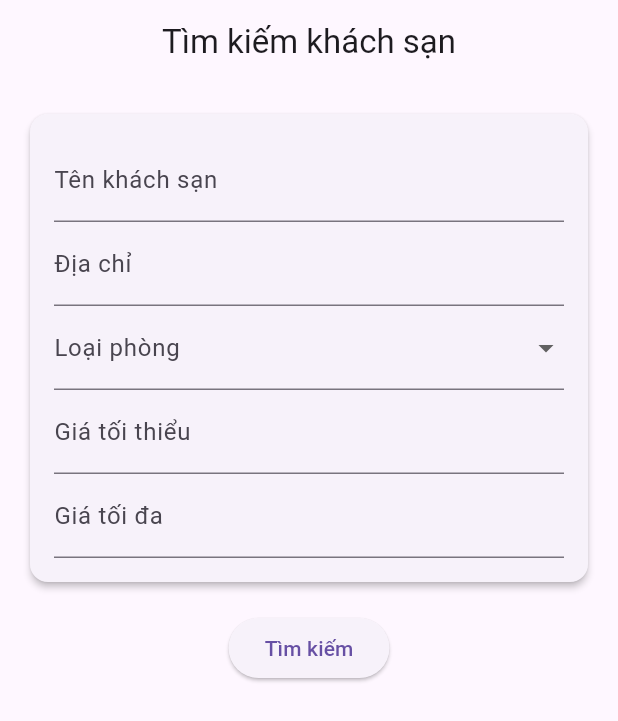
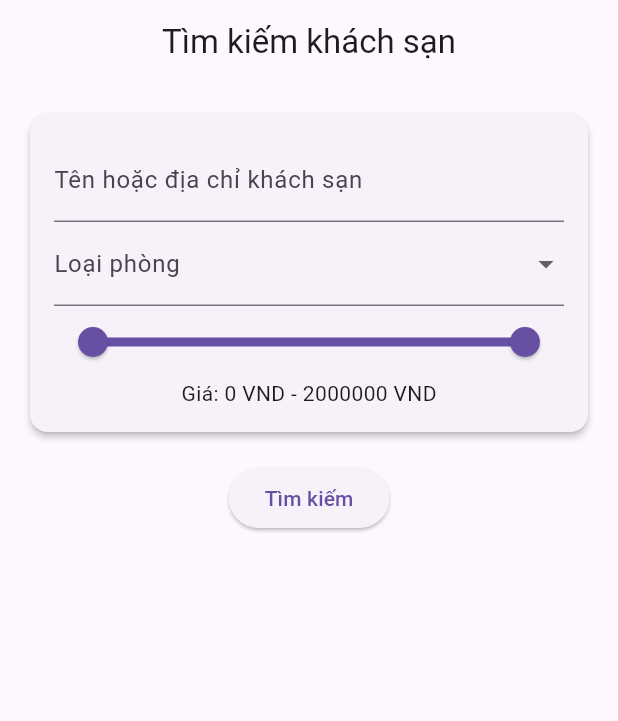
Before and after one commit to tienvu739/doanmobi, a Flutter app: the HotelSearchPage screen opened directly, on a phone screen of 412 x 824 dp. Shown: the top 721 px of the screen. Run offline on Flutter 3.47's test engine with Material 3 defaults, Android fonts, the phone set to English and light mode, and no system bars; our stand-ins replace image_picker, salomon_bottom_bar, shared_preferences, sprintf; missing offline and left inert: flutter_zalopay_sdk; accounts and stored records are empty; network calls fail.

Commit message:
update 8

```diff
--- a/lib/Screens/user/HotelSearchPage.dart
+++ b/lib/Screens/user/HotelSearchPage.dart
@@ -12,11 +12,9 @@ class HotelSearchPage extends StatefulWidget {
 
 class _HotelSearchPageState extends State<HotelSearchPage> {
   List<Hotel> _hotels = [];
-  String _name = '';
-  String _address = '';
+  String _searchQuery = '';
   String? _selectedRoomType;
-  double? _minPrice;
-  double? _maxPrice;
+  RangeValues _priceRange = RangeValues(0, 2000000); // Updated max value
   String _token = '';
 
   final List<String> _hotelTypes = [
@@ -39,10 +37,9 @@ class _HotelSearchPageState extends State<HotelSearchPage> {
 
   Future<void> _searchHotels() async {
     final url = Uri.parse('https://10.0.2.2:7226/api/Hotel/searchHotels'
-        '?name=$_name'
-        '&address=$_address'
-        '&minPrice=${_minPrice ?? ''}'
-        '&maxPrice=${_maxPrice ?? ''}'
+        '?searchTerm=$_searchQuery'
+        '&minPrice=${_priceRange.start}'
+        '&maxPrice=${_priceRange.end}'
         '&roomType=${_selectedRoomType ?? ''}');
     try {
       final response = await http.get(
@@ -99,18 +96,10 @@ class _HotelSearchPageState extends State<HotelSearchPage> {
                 child: Column(
                   children: [
                     TextField(
-                      decoration: InputDecoration(labelText: 'Tên khách sạn'),
+                      decoration: InputDecoration(labelText: 'Tên hoặc địa chỉ khách sạn'),
                       onChanged: (value) {
                         setState(() {
-                          _name = value;
-                        });
-                      },
-                    ),
-                    TextField(
-                      decoration: InputDecoration(labelText: 'Địa chỉ'),
-                      onChanged: (value) {
-                        setState(() {
-                          _address = value;
+                          _searchQuery = value;
                         });
                       },
                     ),
@@ -129,24 +118,22 @@ class _HotelSearchPageState extends State<HotelSearchPage> {
                         });
                       },
                     ),
-                    TextField(
-                      decoration: InputDecoration(labelText: 'Giá tối thiểu'),
-                      keyboardType: TextInputType.number,
-                      onChanged: (value) {
+                    RangeSlider(
+                      values: _priceRange,
+                      min: 0,
+                      max: 2000000, // Updated max value
+                      divisions: 100,
+                      labels: RangeLabels(
+                        '${_priceRange.start.round()} VND',
+                        '${_priceRange.end.round()} VND',
+                      ),
+                      onChanged: (RangeValues values) {
                         setState(() {
-                          _minPrice = double.tryParse(value);
+                          _priceRange = values;
                         });
                       },
                     ),
-                    TextField(
-                      decoration: InputDecoration(labelText: 'Giá tối đa'),
-                      keyboardType: TextInputType.number,
-                      onChanged: (value) {
-                        setState(() {
-                          _maxPrice = double.tryParse(value);
-                        });
-                      },
-                    ),
+                    Text('Giá: ${_priceRange.start.round()} VND - ${_priceRange.end.round()} VND'),
                   ],
                 ),
               ),
--- a/lib/Screens/user/PaymentPage.dart
+++ b/lib/Screens/user/PaymentPage.dart
@@ -78,6 +78,7 @@ class _PaymentPageState extends State<PaymentPage> {
       'idUser': idUser,
       'idDiscount': _selectedidDiscount,
       'idRoom': widget.roomId,
+      'Stastus': true,
     });
 
     try {
--- a/lib/Screens/user/allRoomList.dart
+++ b/lib/Screens/user/allRoomList.dart
@@ -71,14 +71,16 @@ class _AllRoomListState extends State<AllRoomList> {
                 itemBuilder: (context, index) {
                   final room = _rooms[index];
                   return GestureDetector(
-                    onTap: () {
+                    onTap: room.statusRoom
+                        ? () {
                       Navigator.push(
                         context,
                         MaterialPageRoute(
                           builder: (context) => DetailRoom(room: room),
                         ),
                       );
-                    },
+                    }
+                        : null, // Không làm gì nếu phòng hết
                     child: Padding(
                       padding: const EdgeInsets.symmetric(vertical: 8.0),
                       child: Container(
```
Also changed, not shown: lib/Screens/Hotel.dart (+6 -4 lines), lib/Screens/hotelier/OrderList.dart (+9 -4 lines), lib/Screens/user/DetailHotel.dart (+22 -9 lines), assets/images/QC1.jpg (added), assets/images/QC2.jpg (added), assets/images/QC3.jpg (added), assets/images/QC4.jpg (added), assets/images/QC5.jpg (added).
